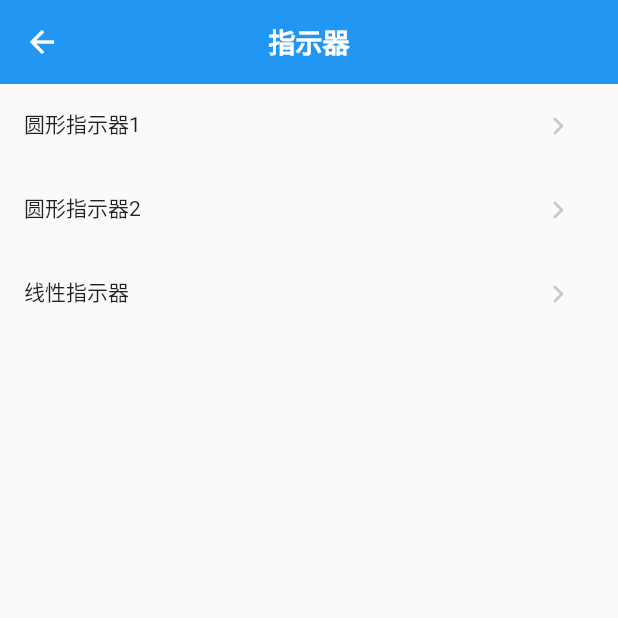
After one commit to FlyNothing/flutter_demo, a Flutter app: the BaseProgressIndicatorMenuPage screen opened directly, on a phone screen of 412 x 824 dp, the top half of it. The commit adds this screen. Run offline on Flutter 3.47's test engine with Material 2 defaults, Android fonts, the phone set to English and light mode, and no system bars; our stand-ins replace cached_network_image, date_format, dio, easy_refresh, flutter_easyloading, flutter_screenutil and 3 more; accounts and stored records are empty.

Commit message:
[A] - 指示器测试新增一级页面

```diff
--- a/lib/base/base_menu_config.dart
+++ b/lib/base/base_menu_config.dart
@@ -2,8 +2,7 @@ import 'package:flutter/material.dart';
 import 'package:flutter_demo/base/enumpage/blend_mode_page.dart';
 import 'package:flutter_demo/base/enumpage/box_fit_page.dart';
 import 'package:flutter_demo/base/futuretimer/future_demo_page.dart';
-import 'package:flutter_demo/base/progressindicator/circular_progress_indicator_demo_page.dart';
-import 'package:flutter_demo/base/progressindicator/linear_progress_indicator_demo_page.dart';
+import 'package:flutter_demo/base/progressindicator/base_progress_indicator_menu_page.dart';
 import 'package:flutter_demo/base/router/origin_demo_page.dart';
 import 'package:flutter_demo/base/theme/theme_demo_page.dart';
 import 'package:flutter_demo/base/widget/bottom_sheet_demo_page.dart';
@@ -22,8 +21,7 @@ List<BaseMenuVO> baseMenuList = [
   BaseMenuVO("ListView和GridView测试2", const ListviewGridviewDemo2Page()),
   BaseMenuVO("BoxFit模式", const BoxFitPage()),
   BaseMenuVO("BlendMode模式", const BlendModePage()),
-  BaseMenuVO("圆形指示器", const CircularProgressIndicatorDemoPage()),
-  BaseMenuVO("线性指示器", const LinearProgressIndicatorDemoPage()),
+  BaseMenuVO("指示器", const BaseProgressIndicatorMenuPage()),
   BaseMenuVO("主题", const ThemeDemoPage()),
 ];
 
--- /dev/null
+++ b/lib/base/progressindicator/base_progress_indicator_menu_config.dart
@@ -0,0 +1,16 @@
+import 'package:flutter/material.dart';
+import 'package:flutter_demo/base/progressindicator/circular_progress_indicator_demo_page.dart';
+import 'package:flutter_demo/base/progressindicator/linear_progress_indicator_demo_page.dart';
+
+List<BaseMenuVO> baseProgressIndicatorMenuList = [
+  BaseMenuVO("圆形指示器1", const CircularProgressIndicatorDemoPage()),
+  BaseMenuVO("圆形指示器2", const CircularProgressIndicatorDemoPage()),
+  BaseMenuVO("线性指示器", const LinearProgressIndicatorDemoPage()),
+];
+
+class BaseMenuVO {
+  BaseMenuVO(this.name, this.page);
+
+  final String name;
+  final Widget page;
+}
--- /dev/null
+++ b/lib/base/progressindicator/base_progress_indicator_menu_page.dart
@@ -0,0 +1,31 @@
+import 'package:flutter/material.dart';
+import 'package:flutter_demo/base/progressindicator/base_progress_indicator_menu_config.dart';
+import 'package:flutter_demo/common/util/global_widget.dart';
+
+class BaseProgressIndicatorMenuPage extends StatelessWidget {
+  const BaseProgressIndicatorMenuPage({super.key});
+
+  @override
+  Widget build(BuildContext context) {
+    return Scaffold(
+      appBar: appBarStandard(title: '指示器'),
+      body: _getBody(),
+    );
+  }
+
+  Widget _getBody() {
+    return ListView.builder(
+      itemBuilder: (context, index) => ListTile(
+        leading: Text(baseProgressIndicatorMenuList[index].name),
+        trailing: IconButton(
+          onPressed: () => Navigator.push(context, MaterialPageRoute(builder: (context) => baseProgressIndicatorMenuList[index].page)),
+          icon: Icon(
+            Icons.navigate_next,
+            color: Colors.black.withOpacity(0.2),
+          ),
+        ),
+      ),
+      itemCount: baseProgressIndicatorMenuList.length,
+    );
+  }
+}
--- a/lib/base/progressindicator/linear_progress_indicator_demo_page.dart
+++ b/lib/base/progressindicator/linear_progress_indicator_demo_page.dart
@@ -58,8 +58,8 @@ class _LinearProgressIndicatorDemoPageState extends State<LinearProgressIndicato
                   SizedBox(
                       width: 1.sw - 50.w,
                       child: LinearProgressIndicator(
-                        minHeight: 10.h,
-                        backgroundColor: Colors.blue[100],
+                        minHeight: 6.h,
+                        backgroundColor: Colors.grey[400],
                         valueColor: _colorAnimation,
                         value: _controller.value,
                       ))
```
Also changed, not shown: lib/base/progressindicator/circular_progress_indicator_demo2_page.dart (added, +83 -0 lines).
